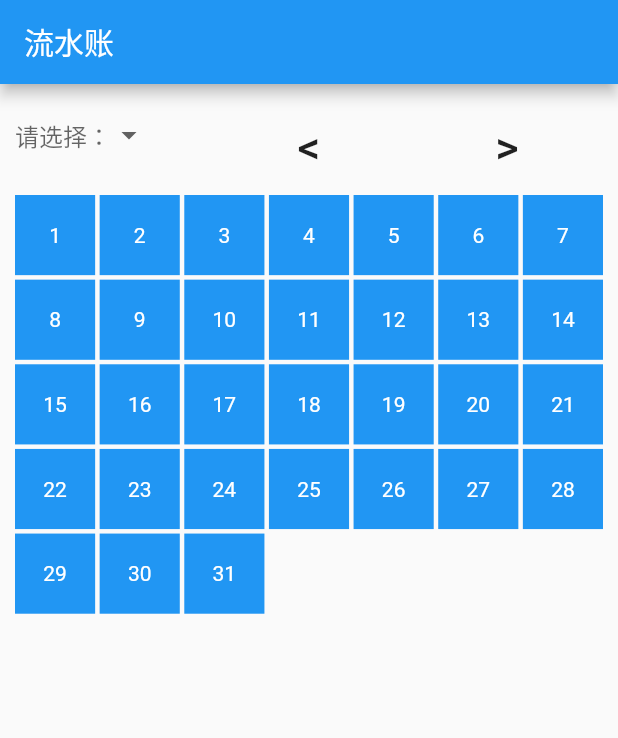
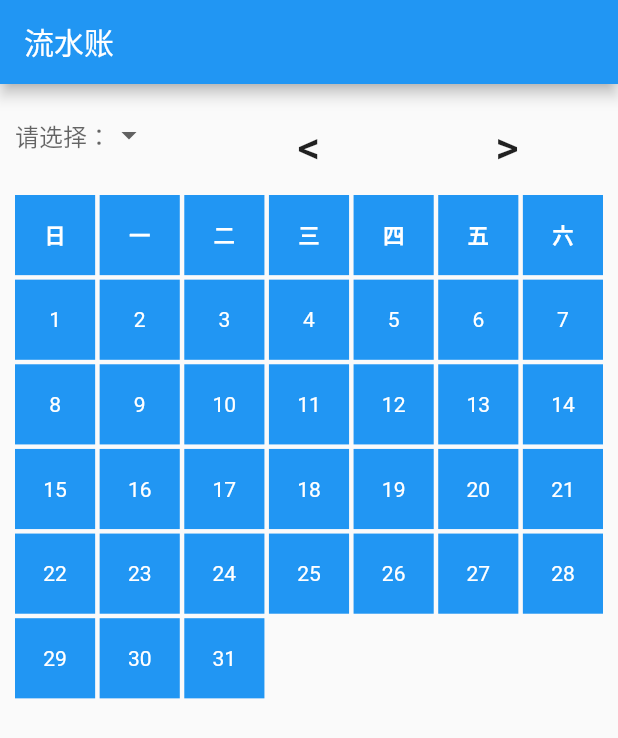
Before and after one commit to nanzhangren/flutter_first_app, a Flutter app: the screen it shows after launch, on a phone screen of 412 x 824 dp. Shown: the top 738 px of the screen. Run offline on Flutter 3.47's test engine with Material 2 defaults, Android fonts, the phone set to English and light mode, and no system bars.

Commit message:
Add weekday title.

```diff
--- a/lib/main.dart
+++ b/lib/main.dart
@@ -30,6 +30,22 @@ class _MyHomePageState extends State<MyHomePage> {
 
   List<Container> getGridData(days) {
     final monthDayArr = <Container>[];
+    ['日', '一', '二', '三', '四', '五', '六'].forEach((weekFlag) {
+      monthDayArr.add(
+        new Container(
+          alignment: Alignment.center,
+          color: Colors.blue,
+          child: new Text(
+            weekFlag,
+            style: new TextStyle(
+              color: Colors.white,
+              fontSize: 14,
+              fontWeight: FontWeight.bold
+            )
+          ),
+        )
+      );
+    });
     for (var i = 1; i <= days; i++) {
       final dayValue = i.toString();
       monthDayArr.add(
--- a/lib/util_day.dart
+++ b/lib/util_day.dart
@@ -65,4 +65,8 @@ class UtilDay {
     return yearArr;
   }
 
+  static int getLastNDayOfMonth(year, month, days) {
+    final totalDays = getOneMonthDays(year, month);
+    return totalDays - days + 1;
+  }
 }
```
